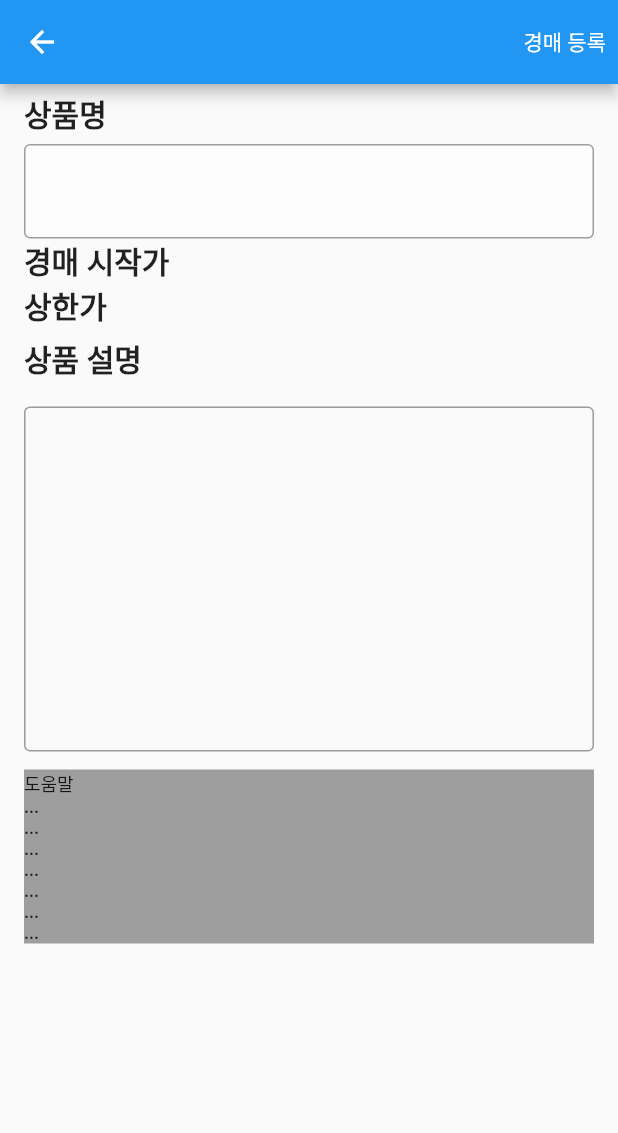
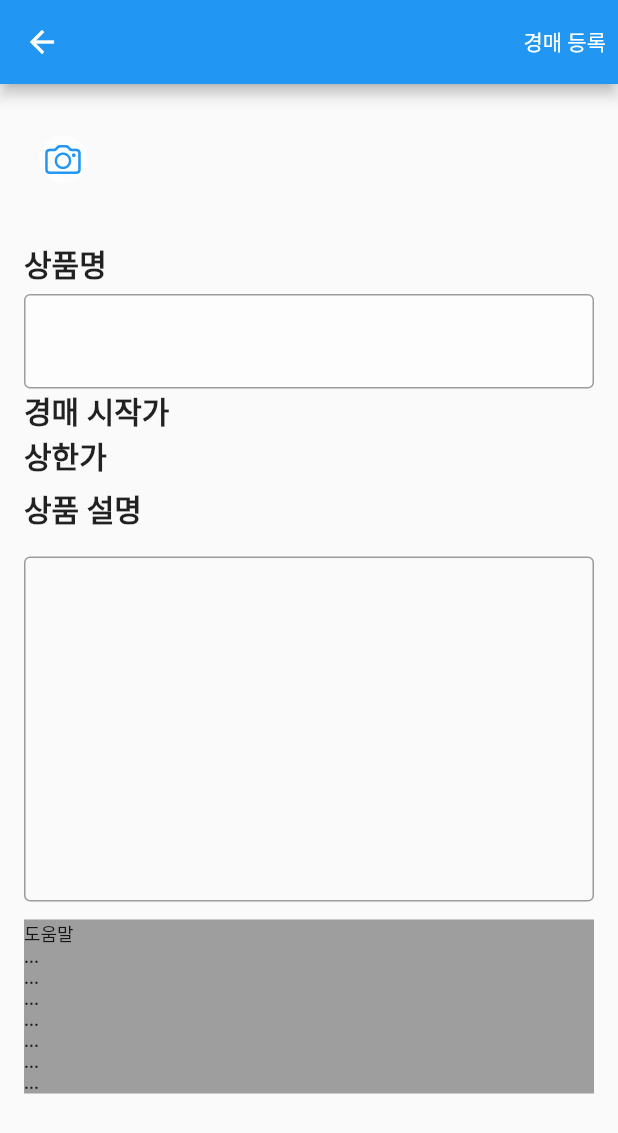
Before and after one commit to HyunSeung-L/auction-flutter, a Flutter app: the AuctionMakePage screen opened directly, after a tap on "경매 등록", on a phone screen of 412 x 824 dp. Shown: the top 1133 px of the screen. Run offline on Flutter 3.47's test engine with Material 2 defaults, Android fonts, the phone set to English and light mode, and no system bars; our stand-ins replace dio, image_picker; network calls fail.

```diff
--- a/lib/data/auction.dart
+++ b/lib/data/auction.dart
@@ -6,13 +6,15 @@ class Auction {
 
   String lowerLimitPrice; // 시작 가격
   String upperLimitPrice; // 상한 가격
+  //List<String> images;
 
   Auction({
     required this.name,
     required this.category,
     required this.lowerLimitPrice,
     required this.upperLimitPrice,
-    required this.details,
+    required this.details
+    //required this.images
   });
 
   Map<String, dynamic> toMap() {
@@ -31,7 +33,8 @@ class Auction {
         category: json['category'],
         lowerLimitPrice: json['lowerLimitPrice'],
         upperLimitPrice: json['upperLimitPrice'],
-        details: json['details']
+        details: json['details'],
+        //images: json['images']
     );
   }
 }
--- a/lib/pages/makeAuction.dart
+++ b/lib/pages/makeAuction.dart
@@ -1,9 +1,18 @@
 
 
+
+import 'dart:io';
+
 import 'package:auction/data/auction.dart';
+import 'package:flutter/cupertino.dart';
 import 'package:flutter/material.dart';
 import 'package:http/http.dart' as http;
 import 'dart:convert';
+import 'package:image_picker/image_picker.dart';
+
+import 'package:http_parser/http_parser.dart';
+import 'package:dio/dio.dart';
+
 
 class AuctionMakePage extends StatefulWidget{
 
@@ -21,6 +30,18 @@ class _AuctionMakePageState extends State<AuctionMakePage>{
   TextEditingController nameController = TextEditingController();
   TextEditingController detailsController = TextEditingController();
 
+  final ImagePicker _picker = ImagePicker();
+  List<XFile> _pickedImgs = [];
+
+  Future<void> _pickImg() async {
+    final List<XFile>? images = await _picker.pickMultiImage();
+    if (images != null) {
+      setState(() {
+        _pickedImgs = images;
+      });
+    }
+  }
+
   @override
   void initState() {
     super.initState();
@@ -35,15 +56,43 @@ class _AuctionMakePageState extends State<AuctionMakePage>{
             child: const Text("경매 등록", style: TextStyle(color: Colors.white),),
             onPressed: () async {
 
-              final Auction _auction = Auction(
+              final Map data = Auction(
                   name: nameController.text, category: "tbd",
                   details: detailsController.text,
                   lowerLimitPrice: 'tbd',
                   upperLimitPrice: 'tbd'
+              ).toMap();
+              //_postRequest('/auction/register', data);
+
+              final List<MultipartFile> _images = [];
+              for (int i=0; i<_pickedImgs.length; i++) {
+                XFile image = _pickedImgs[i];
+                MultipartFile _image = MultipartFile.fromFileSync(image.path, contentType: MediaType("image", "jpg"));
+                _images.add(_image);
+              }
+
+              FormData _formData = FormData.fromMap({
+                "auction": data,
+                "images": _images
+              });
+
+              //print(_formData.fields);
+
+              Dio dio = Dio();
+              dio.options.contentType = 'multipart/form-data';
+              //String currentLoginUserId = context.read<UserInfoProvider>().uid;
+
+              final res = await dio.post(
+                //'http://192.168.45.96:8080/auction/register/images',
+                'http://192.168.45.96:8080/auction/register/images',
+                data: _formData
               );
 
-              Map data = _auction.toMap();
-              _postRequest('/auction/register', data);
+              if (res.statusCode == 201) {
+                print(res.data);
+              } else {
+                print('error');
+              }
 
               // 이 페이지가 꺼질 때 이 페이지를 실행했던 친구에게  widget.todo를 넘겨준다
               //Navigator.of(context).pop();
@@ -54,12 +103,63 @@ class _AuctionMakePageState extends State<AuctionMakePage>{
       body: ListView.builder(
         itemBuilder: (ctx, idx) {
           if(idx == 0) {
+            return SizedBox(
+              height: 100,
+              child: ListView.separated(
+                scrollDirection: Axis.horizontal,
+                  padding: const EdgeInsets.all(12),
+                  itemBuilder: (context, index) {
+                    List<Widget> _boxContents = [];
+                    for (int i=0; i<_pickedImgs.length; i++) {
+                      _boxContents.add(Container());
+                    }
+                    _boxContents.add(
+                      IconButton(
+                        onPressed: (){
+                          _pickImg();
+                        },
+                        icon: Container(
+                          alignment: Alignment.center,
+                          decoration: BoxDecoration(
+                              color: Colors.white.withOpacity(0.6),
+                              shape: BoxShape.circle
+                          ),
+                          child: Icon(
+                            CupertinoIcons.camera,
+                            color: Theme.of(context).colorScheme.primary,
+                          ),
+                        )
+                      ),
+                    );
+                    return Container(
+                      child: Center(child: _boxContents[index]),
+                      decoration: (index <= _pickedImgs.length - 1)
+                        ? BoxDecoration(
+                          borderRadius: BorderRadius.circular(8),
+                          image: DecorationImage(
+                            fit: BoxFit.cover,
+                            image: FileImage(File(_pickedImgs[index].path)),
+                          ),
+                        ) : null,
+                      width: 60,
+                    );
+                  },
+                  separatorBuilder: (context, idx) {
+                    return const SizedBox(
+                      width: 12,
+                    );
+                  },
+                  itemCount: _pickedImgs.length + 1
+              ),
+            );
+          }
+          else if(idx == 1) {
             return Container(
               margin: const EdgeInsets.symmetric(horizontal: 16, vertical: 5, ),
               child: const Text("상품명", style: TextStyle(fontSize: 20, fontWeight: FontWeight.bold),),
             );
           }
-          if(idx == 1) {
+          else if(idx == 2) {
             return Container(
                 color: Colors.white54,
                 margin: const EdgeInsets.symmetric(horizontal: 16),
@@ -74,7 +174,7 @@ class _AuctionMakePageState extends State<AuctionMakePage>{
                 )
             );
           }
-          else if(idx == 2) {
+          else if(idx == 3) {
             return Container(
                 margin: const EdgeInsets.symmetric(horizontal: 16),
                 child: Row(
@@ -85,7 +185,7 @@ class _AuctionMakePageState extends State<AuctionMakePage>{
                 )
             );
           }
-          else if(idx == 3) {
+          else if(idx == 4) {
             return Container(
                 margin: const EdgeInsets.symmetric(horizontal: 16),
                 child: Row(
@@ -95,13 +195,13 @@ class _AuctionMakePageState extends State<AuctionMakePage>{
                 )
             );
           }
-          else if(idx == 4) {
+          else if(idx == 5) {
             return Container(
               margin: const EdgeInsets.symmetric(horizontal: 16, vertical: 5, ),
               child: const Text("상품 설명", style: TextStyle(fontSize: 20, fontWeight: FontWeight.bold),),
             );
           }
-          else if(idx == 5) {
+          else if(idx == 6) {
             return Container(
                 margin: const EdgeInsets.symmetric(vertical: 12, horizontal: 16),
                 child: TextField(
@@ -116,7 +216,7 @@ class _AuctionMakePageState extends State<AuctionMakePage>{
                 )
             );
           }
-          else if(idx == 6) {
+          else if(idx == 7) {
             return Container(
 
                 color: Colors.grey,
--- a/pubspec.yaml
+++ b/pubspec.yaml
@@ -29,12 +29,13 @@ environment:
 dependencies:
   flutter:
     sdk: flutter
-
+  dio: ^4.0.6
   # The following adds the Cupertino Icons font to your application.
   # Use with the CupertinoIcons class for iOS style icons.
   cupertino_icons: ^1.0.2
   http: ^0.13.4
   intl: ^0.16.0
+  image_picker: ^0.8.5+3
 
 dev_dependencies:
   flutter_test:
```
Also changed, not shown: 1 other file.
